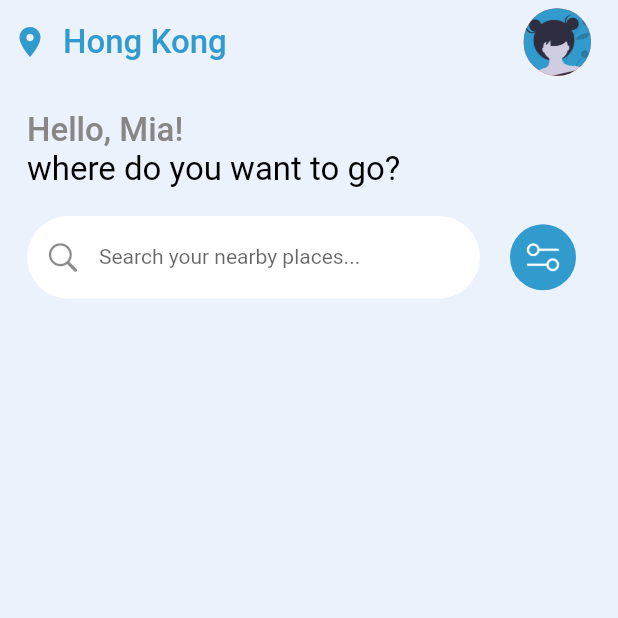
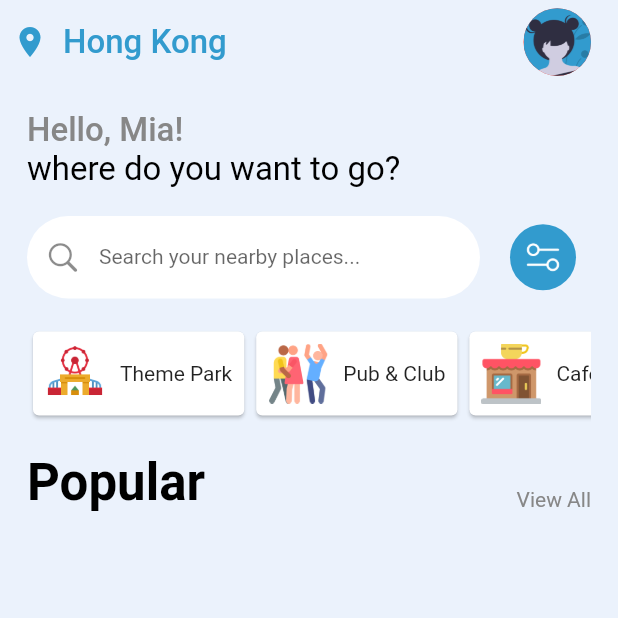
Before and after one commit to HeySreelal/Travel-App-UI, a Flutter app: the screen it shows after launch, on a phone screen of 412 x 824 dp, the top half of it. Run offline on Flutter 3.47's test engine with Material 2 defaults, Android fonts, the phone set to English and light mode, and no system bars.

```diff
--- a/lib/config/config.dart
+++ b/lib/config/config.dart
@@ -1,4 +1,6 @@
 import 'package:flutter/material.dart';
+import 'package:travelapp/models/category.dart';
+import 'package:travelapp/models/destination.dart';
 
 class TravelTheme {
   static const Color scaffoldBackgroundColor = Color(0xFFEBF2FC);
@@ -36,3 +38,52 @@ class TravelTheme {
         ),
       );
 }
+
+class TravelConfig {
+  static List<Category> categories = [
+    Category(
+      name: 'Theme Park',
+      image: 'ThemePark.png',
+    ),
+    Category(
+      name: 'Pub & Club',
+      image: 'disco.png',
+    ),
+    Category(
+      name: 'Cafes',
+      image: 'cafe.png',
+    ),
+    Category(
+      name: 'Concerts',
+      image: 'rock-and-roll.png',
+    ),
+    Category(
+      name: 'Activities',
+      image: 'camping-tent.png',
+    ),
+  ];
+
+  static List<Destination> destinations = [
+    Destination(
+      image: "paris.jpeg",
+      name: "Disney Land",
+      rating: 4.8,
+      location: "California",
+      price: 120,
+    ),
+    Destination(
+      image: "pacific-park.jpeg",
+      name: "Pacific Park",
+      rating: 4.3,
+      location: "California",
+      price: 99,
+    ),
+    Destination(
+      image: "eiffel-tower.jpeg",
+      name: "Eiffel Tower",
+      rating: 4.9,
+      location: "Paris",
+      price: 120,
+    ),
+  ];
+}
--- /dev/null
+++ b/lib/models/category.dart
@@ -0,0 +1,8 @@
+class Category {
+  String name;
+  String image;
+
+  Category({required this.name, required this.image});
+
+  String get path => "assets/icons/$image";
+}
--- /dev/null
+++ b/lib/models/destination.dart
@@ -0,0 +1,21 @@
+class Destination {
+  String image;
+  String name;
+  double rating;
+  String location;
+  double price;
+  bool isFavourite;
+  int duration;
+  String timing;
+
+  Destination({
+    required this.image,
+    required this.name,
+    required this.rating,
+    required this.location,
+    required this.price,
+    this.isFavourite = false,
+    this.duration = 5,
+    this.timing = "9 am to 10 pm",
+  });
+}
--- a/lib/screens/home.dart
+++ b/lib/screens/home.dart
@@ -42,6 +42,56 @@ class HomeState extends State<Home> {
                 SearchBox(),
                 SizedBox(width: 10),
                 TuneButton(),
+              ],
+            ),
+            const SizedBox(height: 18),
+            SingleChildScrollView(
+              scrollDirection: Axis.horizontal,
+              child: Row(
+                children: TravelConfig.categories
+                    .map(
+                      (e) => Card(
+                        child: Padding(
+                          padding: const EdgeInsets.all(8.0),
+                          child: Row(
+                            children: [
+                              Image.asset(
+                                e.path,
+                                height: 40,
+                              ),
+                              const SizedBox(width: 10),
+                              Text(
+                                e.name,
+                              ),
+                            ],
+                          ),
+                        ),
+                      ),
+                    )
+                    .toList(),
+              ),
+            ),
+            const SizedBox(
+              height: 20,
+            ),
+            Row(
+              crossAxisAlignment: CrossAxisAlignment.end,
+              children: [
+                Expanded(
+                  child: Text(
+                    "Popular",
+                    style: Theme.of(context).textTheme.headline4?.copyWith(
+                          color: TravelTheme.black,
+                          fontWeight: FontWeight.w600,
+                        ),
+                  ),
+                ),
+                const Text(
+                  "View All",
+                  style: TextStyle(
+                    color: TravelTheme.darkGrey,
+                  ),
+                ),
               ],
             ),
           ],
```
Also changed, not shown: assets/icons/ThemePark.png (added), assets/icons/cafe.png (added), assets/icons/camping-tent.png (added), assets/icons/disco.png (added), assets/icons/rock-and-roll.png (added), assets/images/disneyland.jpeg (added), assets/images/eiffel-tower.jpeg (added), assets/images/pacific-park.jpeg (added).
